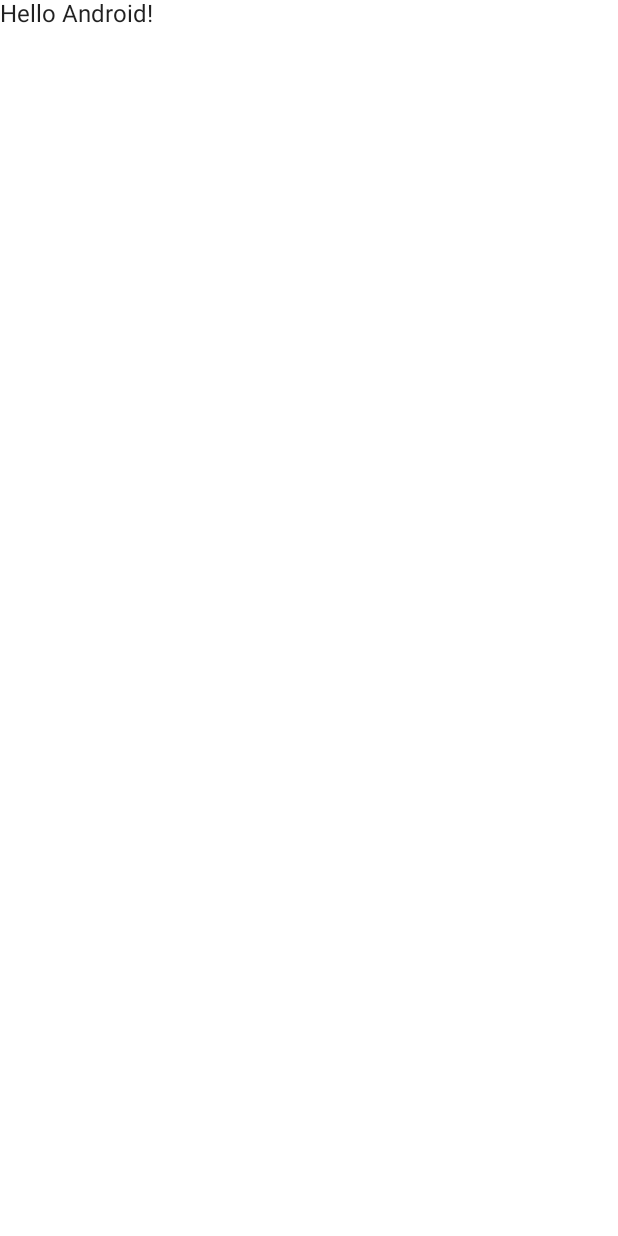
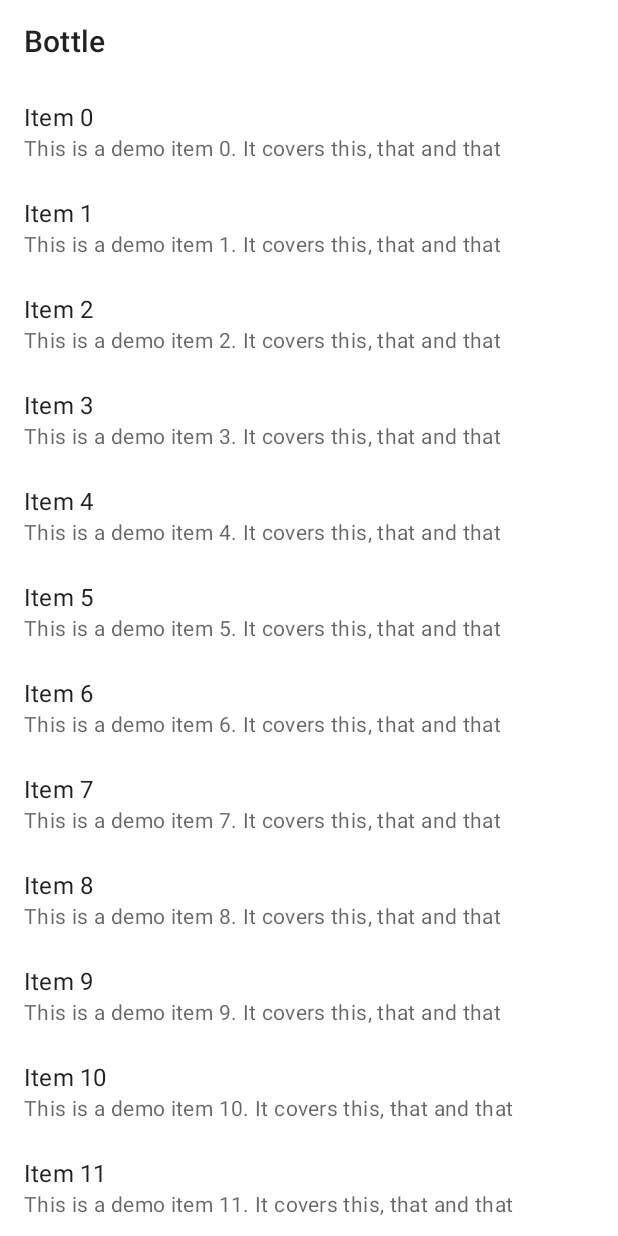
Before and after one commit to mahendranv/bottle, an Android app built with Jetpack Compose: the screen it shows after launch (MainActivity), on a phone screen of 412 x 824 dp. Before the commit the screen is almost empty. Run offline under Robolectric (Android 15) with nearby library versions, the phone set to English and light mode, and no system bars.

Commit message:
Main listing screen

```diff
--- a/app/build.gradle
+++ b/app/build.gradle
@@ -50,11 +50,15 @@
     implementation "androidx.compose.ui:ui:$compose_version"
     implementation "androidx.compose.material:material:$compose_version"
     implementation "androidx.compose.ui:ui-tooling:$compose_version"
+//    implementation "androidx.navigation:navigation-compose:$compose_version"
+    implementation "androidx.navigation:navigation-compose:2.4.0-alpha04"
+
     implementation 'androidx.lifecycle:lifecycle-runtime-ktx:2.3.1'
     implementation 'androidx.activity:activity-compose:1.3.0-rc02'
 
     // extras
     implementation "io.coil-kt:coil-compose:1.3.0"
+    implementation 'com.github.javafaker:javafaker:1.0.2'
 
     testImplementation 'junit:junit:4.13.2'
     androidTestImplementation 'androidx.test.ext:junit:1.1.3'
--- a/app/src/main/java/com/ex2/bottle/MainActivity.kt
+++ b/app/src/main/java/com/ex2/bottle/MainActivity.kt
@@ -8,6 +8,7 @@
 import androidx.compose.material.Text
 import androidx.compose.runtime.Composable
 import androidx.compose.ui.tooling.preview.Preview
+import com.ex2.bottle.ui.screens.MainScreen
 import com.ex2.bottle.ui.theme.BottleTheme
 
 class MainActivity : ComponentActivity() {
@@ -17,7 +18,7 @@
             BottleTheme {
                 // A surface container using the 'background' color from the theme
                 Surface(color = MaterialTheme.colors.background) {
-                    Greeting("Android")
+                    MainScreen()
                 }
             }
         }
--- /dev/null
+++ b/app/src/main/java/com/ex2/bottle/ui/screens/main/MainList.kt
@@ -0,0 +1,25 @@
+package com.ex2.bottle.ui.screens.main
+
+import androidx.compose.foundation.lazy.LazyColumn
+import androidx.compose.material.ExperimentalMaterialApi
+import androidx.compose.material.ListItem
+import androidx.compose.material.Text
+import androidx.compose.runtime.Composable
+import androidx.navigation.NavController
+import androidx.navigation.compose.rememberNavController
+
+
+@ExperimentalMaterialApi
+@Composable
+fun MainListScreen(
+    navController: NavController = rememberNavController()
+) {
+    LazyColumn {
+        items(100) { index ->
+            ListItem(
+                text = { Text("Item $index") },
+                secondaryText = { Text("This is a demo item $index. It covers this, that and that") }
+            )
+        }
+    }
+}
--- /dev/null
+++ b/app/src/main/java/com/ex2/bottle/ui/screens/main/MainNavigationHost.kt
@@ -0,0 +1,41 @@
+package com.ex2.bottle.ui.screens
+
+import androidx.compose.material.*
+import androidx.compose.runtime.Composable
+import androidx.compose.ui.unit.dp
+import androidx.navigation.compose.NavHost
+import androidx.navigation.compose.composable
+import androidx.navigation.compose.rememberNavController
+import com.ex2.bottle.ui.nav.MainDestinations
+import com.ex2.bottle.ui.screens.main.MainListScreen
+
+@Composable
+fun MainScreen() {
+    Scaffold(
+        topBar = {
+            TopAppBar(
+                title = { Text(text = "Bottle") },
+                backgroundColor = MaterialTheme.colors.surface,
+                elevation = 0.dp
+            )
+        }
+    ) {
+        MainScreenInternal()
+    }
+}
+
+@OptIn(ExperimentalMaterialApi::class)
+@Composable
+private fun MainScreenInternal() {
+
+    val navController = rememberNavController()
+
+    NavHost(
+        navController = navController,
+        startDestination = MainDestinations.MainList
+    ) {
+        composable(MainDestinations.MainList) {
+            MainListScreen(navController = navController)
+        }
+    }
+}
```
Also changed, not shown: app/src/main/java/com/ex2/bottle/data/Animal.kt (added, +9 -0 lines), app/src/main/java/com/ex2/bottle/data/AppSdk.kt (added, +20 -0 lines), app/src/main/java/com/ex2/bottle/ui/nav/MainDestinations.kt (added, +8 -0 lines).
